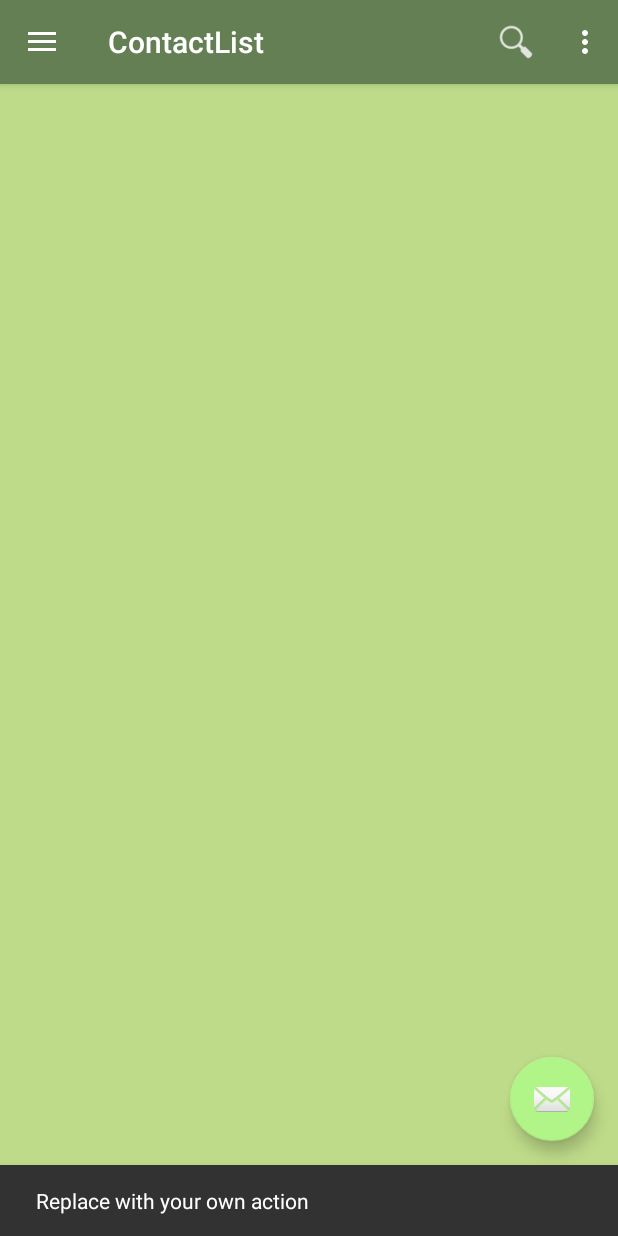
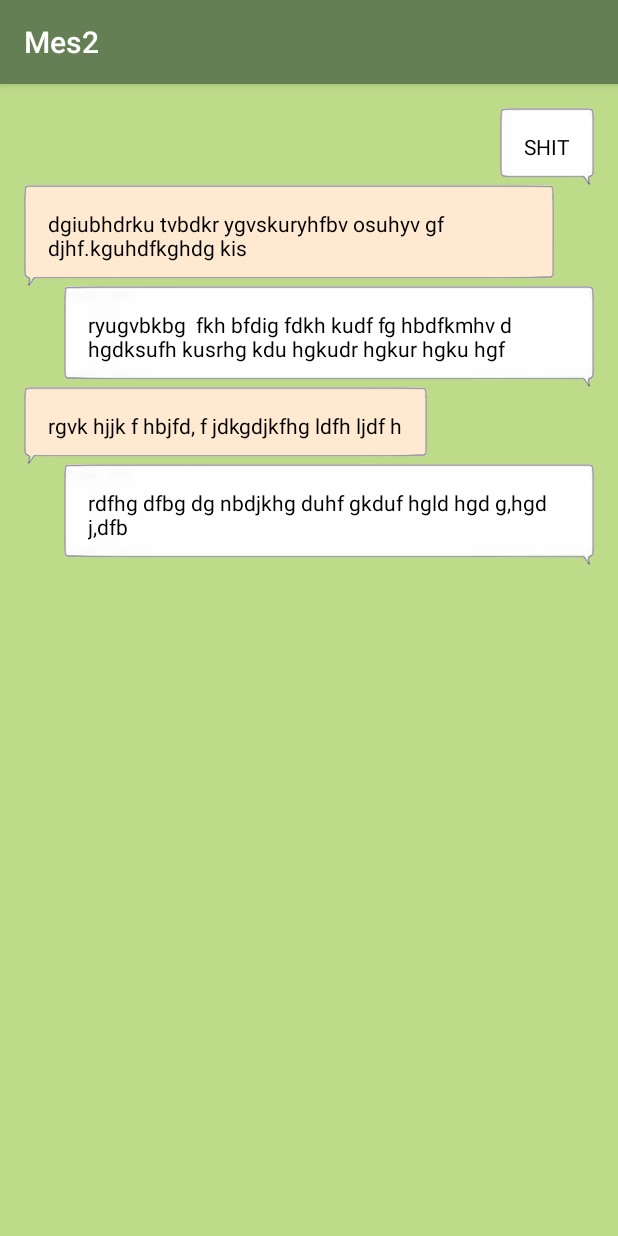
Before and after one commit to PetrGch/Messanger_design, an Android app: the ContactList screen opened directly, with no data from a screen before it, after a tap on an icon or button, on a phone screen of 412 x 824 dp. Run offline under Robolectric (Android 15) with nearby library versions, the phone set to English and light mode, and no system bars.

Commit message:
messageview addedв

```diff
--- a/app/src/main/AndroidManifest.xml
+++ b/app/src/main/AndroidManifest.xml
@@ -12,7 +12,7 @@
             android:name=".Mes2"
             android:label="@string/app_name"
             android:theme="@style/AppTheme"
-                android:windowSoftInputMode="adjustResize">
+            android:windowSoftInputMode="adjustResize" >
             <intent-filter>
                 <action android:name="android.intent.action.MAIN" />
 
@@ -24,6 +24,8 @@
             android:label="@string/title_activity_contact_list"
             android:theme="@style/AppTheme.NoActionBar" >
         </activity>
+        <activity android:name=".MessageActivity" >
+        </activity>
     </application>
 
 </manifest>
--- a/app/src/main/java/com/example/petr/mes2/ContactList.java
+++ b/app/src/main/java/com/example/petr/mes2/ContactList.java
@@ -58,8 +58,11 @@ public class ContactList extends AppCompatActivity {
             public void onClick(View view) {
                 Snackbar.make(view, "Replace with your own action", Snackbar.LENGTH_LONG)
                         .setAction("Action", null).show();
+                startActivity(new Intent(ContactList.this, MessageActivity.class));
             }
         });
+
+        ((MessageView)findViewById(R.id.message)).setText("Shit");
 
         /*Icon in actionBar */
 
--- /dev/null
+++ b/app/src/main/java/com/example/petr/mes2/MessageActivity.java
@@ -0,0 +1,24 @@
+package com.example.petr.mes2;
+
+import android.os.Bundle;
+import android.support.v7.app.AppCompatActivity;
+
+public class MessageActivity extends AppCompatActivity {
+
+    @Override
+    protected void onCreate(Bundle savedInstanceState) {
+        super.onCreate(savedInstanceState);
+        setContentView(R.layout.activity_message);
+        ((MessageView) findViewById(R.id.message)).setText("SHIT");
+        ((MessageView) findViewById(R.id.message2)).setText("dgiubhdrku tvbdkr ygvskuryhfbv osuhyv gf djhf.kguhdfkghdg kis");
+        ((MessageView) findViewById(R.id.message3)).setText("ryugvbkbg  fkh bfdig fdkh kudf fg hbdfkmhv d hgdksufh kusrhg kdu hgkudr hgkur hgku hgf ");
+        ((MessageView) findViewById(R.id.message4)).setText("rgvk hjjk f hbjfd, f jdkgdjkfhg ldfh ljdf h");
+        ((MessageView) findViewById(R.id.message5)).setText("rdfhg dfbg dg nbdjkhg duhf gkduf hgld hgd g,hgd j,dfb ");
+
+        ((MessageView) findViewById(R.id.message)).setIsFromMe(true);
+        ((MessageView) findViewById(R.id.message2)).setIsFromMe(false);
+        ((MessageView) findViewById(R.id.message3)).setIsFromMe(true);
+        ((MessageView) findViewById(R.id.message4)).setIsFromMe(false);
+        ((MessageView) findViewById(R.id.message5)).setIsFromMe(true);
+    }
+}
--- /dev/null
+++ b/app/src/main/java/com/example/petr/mes2/MessageView.java
@@ -0,0 +1,50 @@
+package com.example.petr.mes2;
+
+import android.content.Context;
+import android.util.AttributeSet;
+import android.view.Gravity;
+import android.view.ViewGroup;
+import android.widget.FrameLayout;
+import android.widget.LinearLayout;
+import android.widget.TextView;
+
+/**
+ * Created by XlebNick for Messanger_design.
+ */
+public class MessageView extends LinearLayout{
+
+    private boolean isFromMe = true;
+
+    public MessageView(Context context, AttributeSet attrs) {
+        super(context, attrs);
+        inflate(context, R.layout.message_view_layout, this);
+
+    }
+
+    public void setIsFromMe(boolean isFromMe){
+        LinearLayout ll = this;
+        LayoutParams lp = new LayoutParams(
+                ViewGroup.LayoutParams.WRAP_CONTENT,
+                ViewGroup.LayoutParams.WRAP_CONTENT);
+        if( isFromMe ){
+            ll.setHorizontalGravity(Gravity.RIGHT);
+            findViewById(R.id.container).setBackgroundResource(R.drawable.message);
+            lp.leftMargin = (40);
+        } else {
+            findViewById(R.id.container).setBackgroundResource(R.drawable.message_by_not_you);
+            ll.setHorizontalGravity(Gravity.LEFT);
+            lp.rightMargin = (40);
+        }
+
+        findViewById(R.id.container).setLayoutParams(lp);
+    }
+
+    public boolean getIsFromMe(){
+        return isFromMe;
+    }
+
+    public void setText(String text){
+        ((TextView)findViewById(R.id.message_view_text)).setText(text);
+    }
+
+}
--- /dev/null
+++ b/app/src/main/res/layout/activity_message.xml
@@ -0,0 +1,34 @@
+<?xml version="1.0" encoding="utf-8"?>
+<LinearLayout xmlns:android="http://schemas.android.com/apk/res/android"
+    xmlns:tools="http://schemas.android.com/tools" android:layout_width="match_parent"
+    android:layout_height="match_parent" android:paddingLeft="@dimen/activity_horizontal_margin"
+    android:paddingRight="@dimen/activity_horizontal_margin"
+    android:paddingTop="@dimen/activity_vertical_margin"
+    android:paddingBottom="@dimen/activity_vertical_margin"
+    android:orientation="vertical"
+    tools:context="com.example.petr.mes2.MessageActivity">
+    <com.example.petr.mes2.MessageView
+        android:layout_width="match_parent"
+        android:layout_height="wrap_content"
+        android:id="@+id/message"
+        android:gravity="right"/>
+    <com.example.petr.mes2.MessageView
+        android:layout_width="match_parent"
+        android:layout_height="wrap_content"
+        android:id="@+id/message2"/>
+    <com.example.petr.mes2.MessageView
+        android:layout_width="match_parent"
+        android:layout_height="wrap_content"
+        android:id="@+id/message3"
+        android:layout_gravity="right"/>
+    <com.example.petr.mes2.MessageView
+        android:layout_width="match_parent"
+        android:layout_height="wrap_content"
+        android:id="@+id/message4"/>
+    <com.example.petr.mes2.MessageView
+        android:layout_width="match_parent"
+        android:layout_height="wrap_content"
+        android:id="@+id/message5"
+        android:gravity="right"/>
+
+</LinearLayout>
--- a/app/src/main/res/layout/contact_list.xml
+++ b/app/src/main/res/layout/contact_list.xml
@@ -27,6 +27,10 @@
             android:layout_width="match_parent"
             android:layout_height="match_parent"
             app:layout_behavior="@string/appbar_scrolling_view_behavior" />
+        <com.example.petr.mes2.MessageView
+            android:layout_width="wrap_content"
+            android:layout_height="wrap_content"
+            android:id="@+id/message"/>
 
         <android.support.design.widget.FloatingActionButton android:id="@+id/fab"
             android:layout_width="wrap_content" android:layout_height="wrap_content"
--- /dev/null
+++ b/app/src/main/res/layout/message_by_not_you_view_layout.xml
@@ -0,0 +1,12 @@
+<?xml version="1.0" encoding="utf-8"?>
+<LinearLayout xmlns:android="http://schemas.android.com/apk/res/android"
+    android:orientation="vertical" android:layout_width="match_parent"
+    android:layout_height="match_parent"
+    android:background="@drawable/message_by_not_you">
+    <TextView
+        android:layout_width="match_parent"
+        android:layout_height="match_parent"
+        android:id="@+id/message_view_text"
+        android:textColor="#000"
+        android:padding="16dp"/>
+</LinearLayout>
--- /dev/null
+++ b/app/src/main/res/layout/message_view_layout.xml
@@ -0,0 +1,14 @@
+<?xml version="1.0" encoding="utf-8"?>
+<LinearLayout xmlns:android="http://schemas.android.com/apk/res/android" android:layout_width="wrap_content"
+    android:layout_height="wrap_content"
+    android:background="@drawable/message"
+    android:id="@+id/container"
+    android:orientation="vertical">
+        <TextView
+
+            android:layout_width="match_parent"
+            android:layout_height="match_parent"
+            android:id="@+id/message_view_text"
+            android:textColor="#000"
+            android:padding="16dp"/>
+</LinearLayout>
```
Also changed, not shown: app/src/main/res/drawable-hdpi/message.9.png (added), app/src/main/res/drawable-hdpi/message_by_not_you.9.png (added), app/src/main/res/drawable-mdpi/message.9.png (added), app/src/main/res/drawable-mdpi/message_by_not_you.9.png (added), app/src/main/res/drawable-xhdpi/message.9.png (added), app/src/main/res/drawable-xhdpi/message_by_not_you.9.png (added), app/src/main/res/drawable-xxhdpi/message.9.png (added), app/src/main/res/drawable-xxhdpi/message_by_not_you.9.png (added), app/src/main/res/drawable-xxxhdpi/message.9.png (added), app/src/main/res/drawable-xxxhdpi/message_by_not_you.9.png (added), 2 other files.
